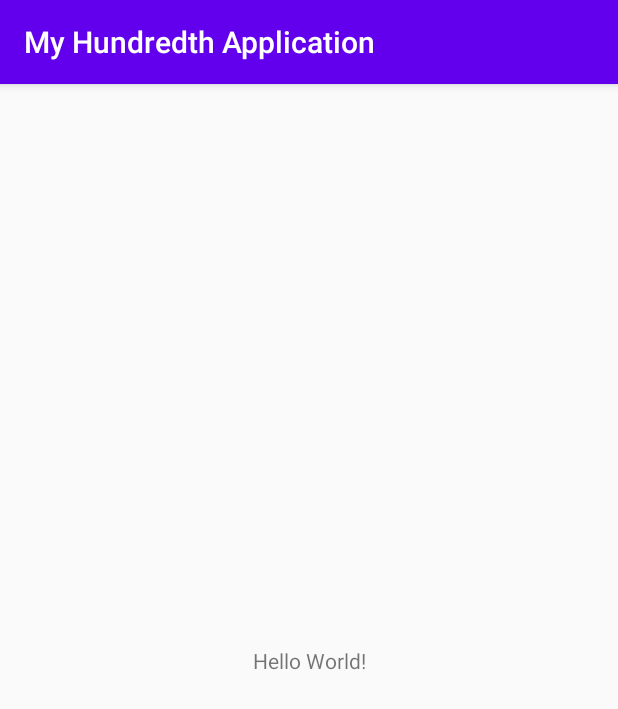
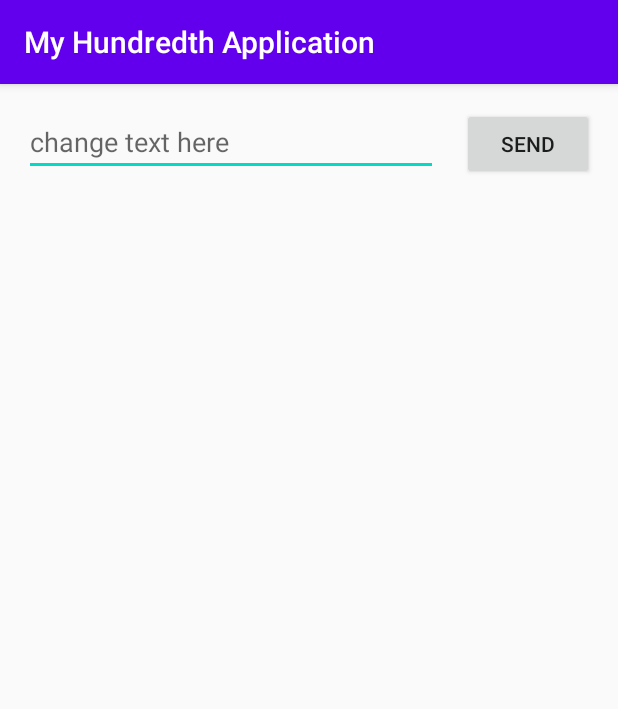
Before and after one commit to richtanner/MyHundredthApplication, an Android app: the screen it shows after launch (MainActivity), on a phone screen of 412 x 824 dp. Shown: the top 709 px of the screen. Run offline under Robolectric (Android 15) with nearby library versions, the phone set to English and light mode, and no system bars.

Commit message:
Followed more of th e tutorial and added second activity (does not work yet)

```diff
--- /dev/null
+++ b/app/src/main/java/com/example/myhundredthapplication/DisplayMessageActivity.java
@@ -0,0 +1,4 @@
+package com.example.myhundredthapplication;
+
+public class DisplayMessageActivity {
+}
--- a/app/src/main/java/com/example/myhundredthapplication/MainActivity.java
+++ b/app/src/main/java/com/example/myhundredthapplication/MainActivity.java
@@ -2,13 +2,26 @@ package com.example.myhundredthapplication;
 
 import androidx.appcompat.app.AppCompatActivity;
 
+import android.content.Intent;
 import android.os.Bundle;
+import android.view.View;
+import android.widget.EditText;
 
 public class MainActivity extends AppCompatActivity {
 
+    public static final String EXTRA_MESSAGE = "com.example.myhundredthapplication.MESSAGE";
     @Override
     protected void onCreate(Bundle savedInstanceState) {
         super.onCreate(savedInstanceState);
         setContentView(R.layout.activity_main);
     }
+
+    /** Called when the user taps the Send button */
+    public void sendMessage(View view) {
+        Intent intent = new Intent(this, DisplayMessageActivity.class);
+        EditText editText = (EditText) findViewById(R.id.stupidWhatever);
+        String message = editText.getText().toString();
+        intent.putExtra(EXTRA_MESSAGE, message);
+        startActivity(intent);
+    }
 }
--- a/app/src/main/res/layout/activity_main.xml
+++ b/app/src/main/res/layout/activity_main.xml
@@ -1,18 +1,36 @@
 <?xml version="1.0" encoding="utf-8"?>
-<androidx.constraintlayout.widget.ConstraintLayout xmlns:android="http://schemas.android.com/apk/res/android"
+<androidx.constraintlayout.widget.ConstraintLayout
+    xmlns:android="http://schemas.android.com/apk/res/android"
     xmlns:app="http://schemas.android.com/apk/res-auto"
     xmlns:tools="http://schemas.android.com/tools"
     android:layout_width="match_parent"
     android:layout_height="match_parent"
-    tools:context=".MainActivity">
+    tools:context="com.example.myhundredthapplication.MainActivity">
 
-    <TextView
+    <EditText
+        android:id="@+id/stupidWhatever"
+        android:layout_width="0dp"
+        android:layout_height="wrap_content"
+        android:layout_marginStart="16dp"
+        android:layout_marginLeft="16dp"
+        android:layout_marginTop="16dp"
+        android:ems="10"
+        android:hint="@string/edit_message"
+        android:inputType="textPersonName"
+        app:layout_constraintEnd_toStartOf="@+id/button"
+        app:layout_constraintHorizontal_bias="0.5"
+        app:layout_constraintStart_toStartOf="parent"
+        app:layout_constraintTop_toTopOf="parent" />
+
+    <Button
+        android:id="@+id/button"
         android:layout_width="wrap_content"
         android:layout_height="wrap_content"
-        android:text="Hello World!"
-        app:layout_constraintBottom_toBottomOf="parent"
-        app:layout_constraintLeft_toLeftOf="parent"
-        app:layout_constraintRight_toRightOf="parent"
-        app:layout_constraintTop_toTopOf="parent" />
-
+        android:layout_marginEnd="16dp"
+        android:layout_marginStart="16dp"
+        android:text="@string/button_send"
+        app:layout_constraintBaseline_toBaselineOf="@+id/stupidWhatever"
+        app:layout_constraintEnd_toEndOf="parent"
+        app:layout_constraintHorizontal_bias="0.5"
+        app:layout_constraintStart_toEndOf="@+id/stupidWhatever" />
 </androidx.constraintlayout.widget.ConstraintLayout>
--- a/app/src/main/res/values/strings.xml
+++ b/app/src/main/res/values/strings.xml
@@ -1,3 +1,5 @@
 <resources>
     <string name="app_name">My Hundredth Application</string>
+    <string name="edit_message">change text here</string>
+    <string name="button_send">Send</string>
 </resources>
```
